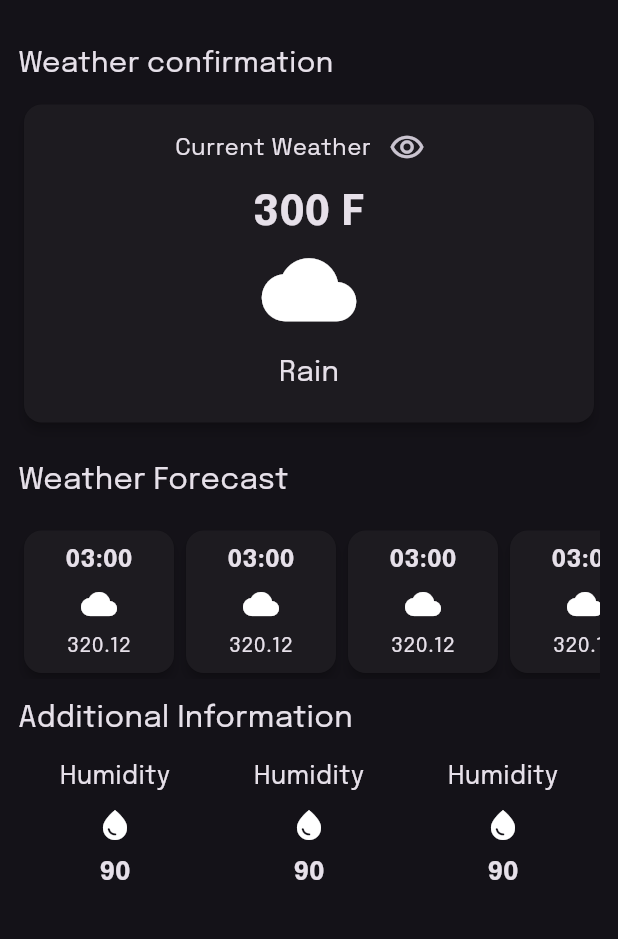
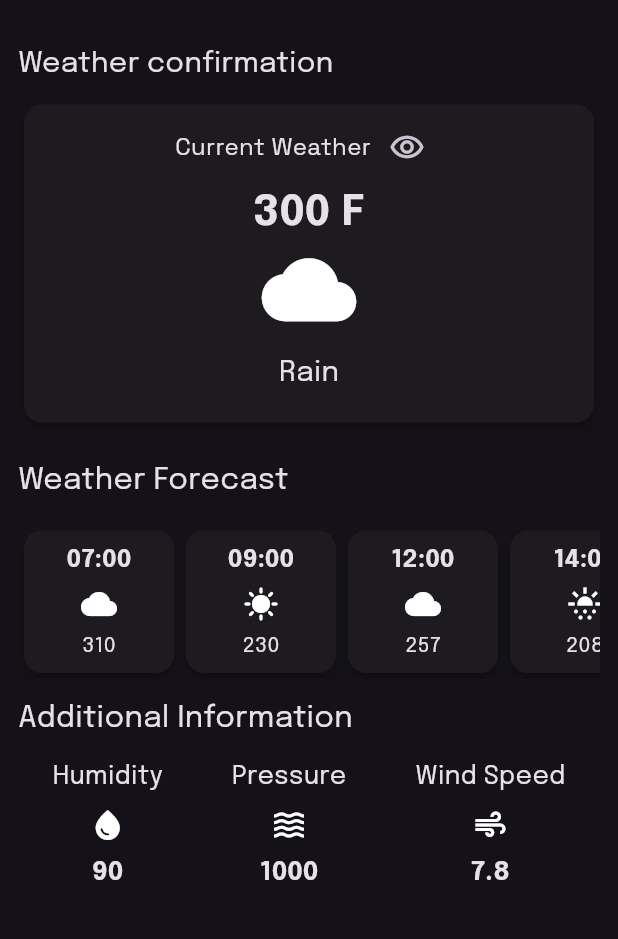
Before and after one commit to Meealley/weathercloudapp, a Flutter app: the screen it shows after launch, on a phone screen of 412 x 824 dp, the part 59-998 px from its top. Run offline on Flutter 3.47's test engine with Material 2 defaults, Android fonts, the phone set to English and light mode, and no system bars; our stand-ins replace animated_splash_screen, google_fonts, lottie.

Commit message:
finished hourly cast

```diff
--- a/lib/pages/additonal_info.dart
+++ b/lib/pages/additonal_info.dart
@@ -2,8 +2,16 @@ import 'package:flutter/material.dart';
 import 'package:google_fonts/google_fonts.dart';
 
 class AdditionalInfo extends StatelessWidget {
+  final IconData icon;
+
+  final String label;
+  final String value;
+
   const AdditionalInfo({
     super.key,
+    required this.icon,
+    required this.label,
+    required this.value,
   });
 
   @override
@@ -11,22 +19,22 @@ class AdditionalInfo extends StatelessWidget {
     return Column(
       children: [
         Text(
-          "Humidity",
+          label,
           style: GoogleFonts.epilogue(
-            textStyle: TextStyle(fontSize: 17),
+            textStyle: const TextStyle(fontSize: 17),
           ),
         ),
-        SizedBox(
+        const SizedBox(
           height: 8,
         ),
-        Icon(Icons.water_drop),
-        SizedBox(
+        Icon(icon),
+        const SizedBox(
           height: 8,
         ),
         Text(
-          "90",
+          value,
           style: GoogleFonts.epilogue(
-            textStyle: TextStyle(fontSize: 17, fontWeight: FontWeight.bold),
+            textStyle: const TextStyle(fontSize: 17, fontWeight: FontWeight.bold),
           ),
         ),
       ],
--- a/lib/pages/home_page.dart
+++ b/lib/pages/home_page.dart
@@ -89,17 +89,17 @@ class _HomeScreenState extends State<HomeScreen> {
                                 fontWeight: FontWeight.bold, fontSize: 28),
                           ),
                         ),
-                        Icon(
+                        const Icon(
                           Icons.cloud,
                           size: 63,
                         ),
-                        SizedBox(
+                        const SizedBox(
                           height: 10,
                         ),
                         Text(
                           'Rain',
                           style: GoogleFonts.epilogue(
-                            textStyle: TextStyle(fontSize: 19),
+                            textStyle: const TextStyle(fontSize: 19),
                           ),
                         )
                       ],
@@ -117,26 +117,45 @@ class _HomeScreenState extends State<HomeScreen> {
                   textStyle: const TextStyle(fontSize: 20),
                 ),
               ),
-              SizedBox(
+              const SizedBox(
                 height: 15,
               ),
 
               // this scrollable list
-              SingleChildScrollView(
+              const SingleChildScrollView(
                 scrollDirection: Axis.horizontal,
                 child: Row(
                   children: [
-                    HourlyForecastItem(),
-                    HourlyForecastItem(),
-                    HourlyForecastItem(),
-                    HourlyForecastItem(),
-                    HourlyForecastItem(),
-                    HourlyForecastItem(),
+                    HourlyForecastItem(
+                      icon: Icons.cloud,
+                      time: "07:00",
+                      temperature: '310',
+                    ),
+                    HourlyForecastItem(
+                      icon: Icons.sunny,
+                      time: "09:00",
+                      temperature: '230',
+                    ),
+                    HourlyForecastItem(
+                      icon: Icons.cloud,
+                      time: "12:00",
+                      temperature: '257',
+                    ),
+                    HourlyForecastItem(
+                      icon: Icons.sunny_snowing,
+                      time: "14:00",
+                      temperature: '208',
+                    ),
+                    HourlyForecastItem(
+                      icon: Icons.cloud,
+                      time: "05:00",
+                      temperature: '220',
+                    ),
                   ],
                 ),
               ),
 
-              SizedBox(
+              const SizedBox(
                 height: 12,
               ),
 
@@ -147,15 +166,27 @@ class _HomeScreenState extends State<HomeScreen> {
                   textStyle: const TextStyle(fontSize: 20),
                 ),
               ),
-              SizedBox(
+              const SizedBox(
                 height: 12,
               ),
-              Row(
+              const Row(
                 mainAxisAlignment: MainAxisAlignment.spaceAround,
                 children: [
-                  AdditionalInfo(),
-                  AdditionalInfo(),
-                  AdditionalInfo()
+                  AdditionalInfo(
+                    icon: Icons.water_drop,
+                    label: "Humidity",
+                    value: "90",
+                  ),
+                  AdditionalInfo(
+                    icon: Icons.waves,
+                    label: 'Pressure',
+                    value: '1000',
+                  ),
+                  AdditionalInfo(
+                    icon: Icons.air,
+                    label: "Wind Speed",
+                    value: "7.8",
+                  )
                 ],
               )
             ],
--- a/lib/pages/hourly_forecast.dart
+++ b/lib/pages/hourly_forecast.dart
@@ -2,7 +2,15 @@ import 'package:flutter/material.dart';
 import 'package:google_fonts/google_fonts.dart';
 
 class HourlyForecastItem extends StatelessWidget {
-  const HourlyForecastItem({super.key});
+  final String time;
+  final String temperature;
+  final IconData icon;
+
+  const HourlyForecastItem(
+      {super.key,
+      required this.time,
+      required this.temperature,
+      required this.icon});
 
   @override
   Widget build(BuildContext context) {
@@ -14,21 +22,22 @@ class HourlyForecastItem extends StatelessWidget {
         child: Column(
           children: [
             Text(
-              "03:00",
+              time,
               style: GoogleFonts.epilogue(
-                  textStyle:
-                      TextStyle(fontSize: 16, fontWeight: FontWeight.bold)),
+                  textStyle: const TextStyle(
+                      fontSize: 16, fontWeight: FontWeight.bold)),
             ),
-            SizedBox(
+            const SizedBox(
               height: 6,
             ),
-            Icon(Icons.cloud),
-            SizedBox(
+            Icon(icon),
+            const SizedBox(
               height: 6,
             ),
             Text(
-              "320.12",
-              style: GoogleFonts.epilogue(textStyle: TextStyle(fontSize: 14)),
+              temperature,
+              style: GoogleFonts.epilogue(
+                  textStyle: const TextStyle(fontSize: 14)),
             )
           ],
         ),
```
